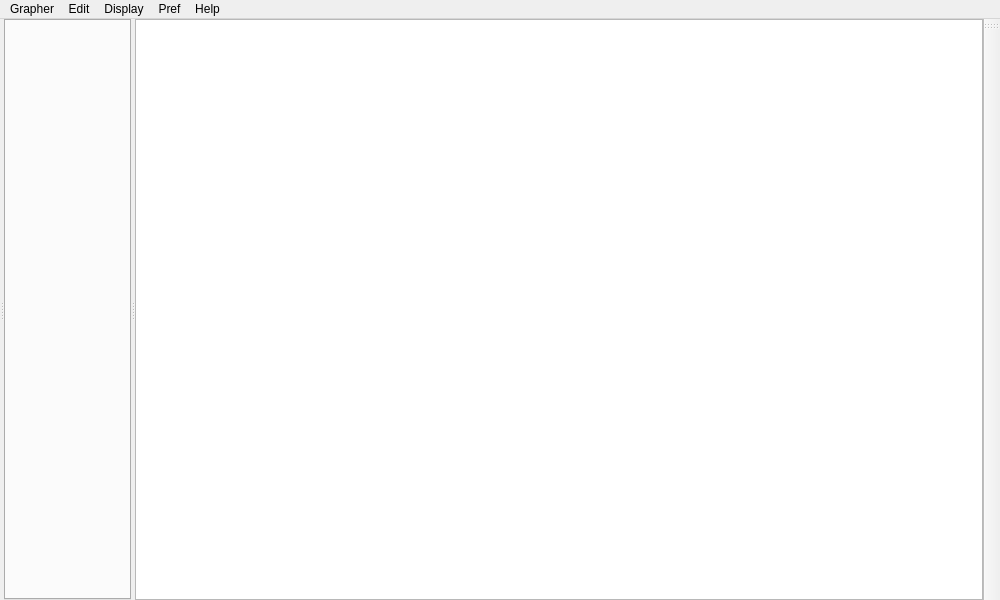
This is appli/grapher/gui/src/grapher.ui in snaress/studio as Qt 5 draws it before an edit. The edited form follows.
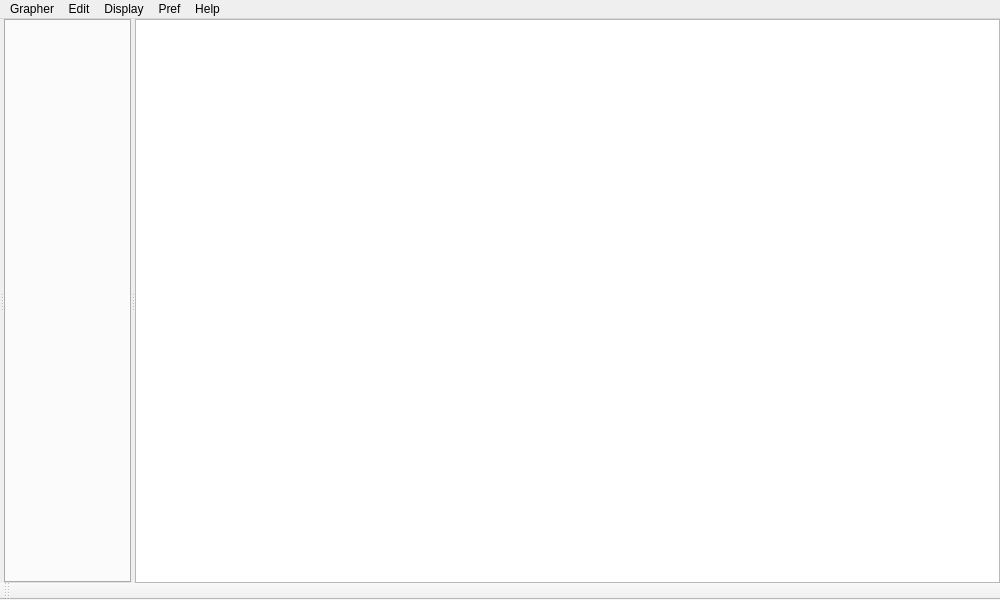
This is the edited form.

Commit message: grapher: change default widget position

Patch:
```diff
--- a/appli/grapher/gui/src/grapher.ui
+++ b/appli/grapher/gui/src/grapher.ui
@@ -187,7 +187,7 @@
   </widget>
   <widget class="QToolBar" name="tbTools">
    <property name="sizePolicy">
-    <sizepolicy hsizetype="Fixed" vsizetype="Preferred">
+    <sizepolicy hsizetype="Preferred" vsizetype="Fixed">
      <horstretch>0</horstretch>
      <verstretch>0</verstretch>
     </sizepolicy>
@@ -196,7 +196,7 @@
     <string>toolBar</string>
    </property>
    <attribute name="toolBarArea">
-    <enum>RightToolBarArea</enum>
+    <enum>BottomToolBarArea</enum>
    </attribute>
    <attribute name="toolBarBreak">
     <bool>false</bool>
```
Left out of the diff: 3 changed lines with no effect on the pictures. The commit also changes 2 other files.
